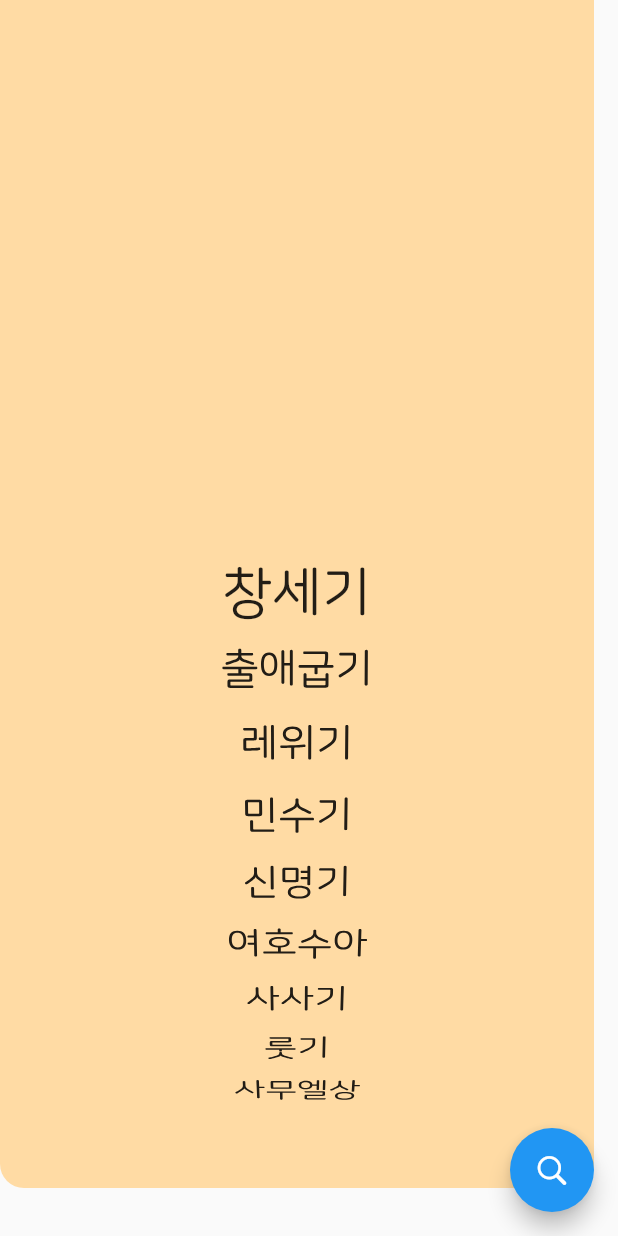
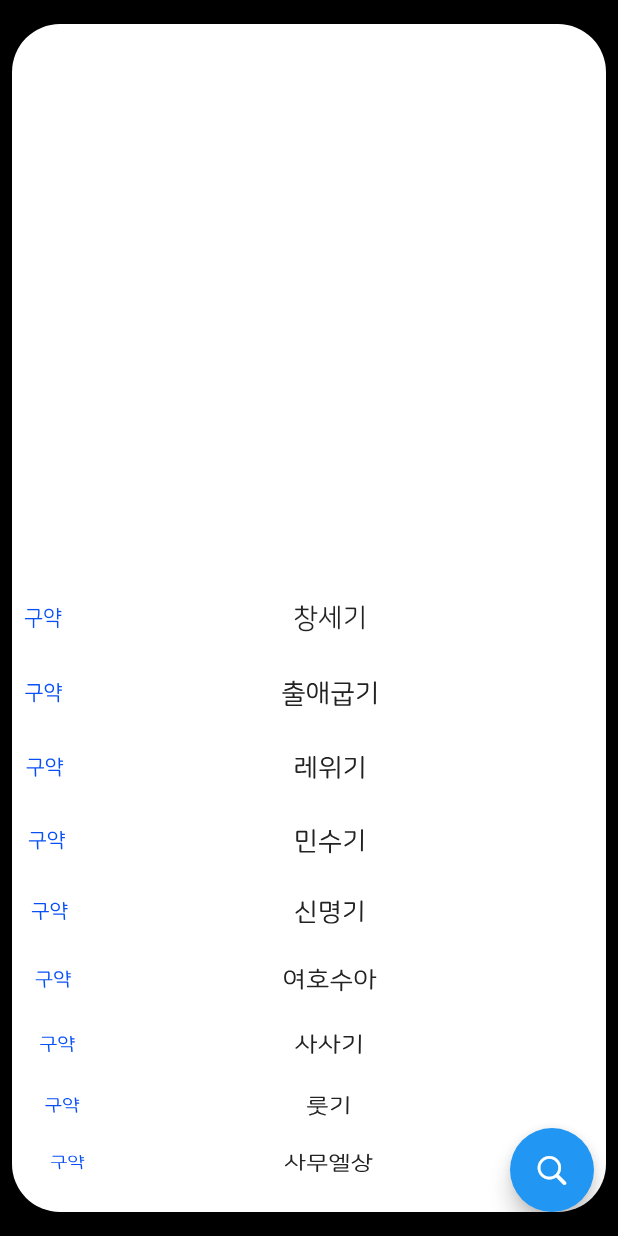
Before and after one commit to boring-km/nkrv_bible, a Flutter app: the BookSelectScreen screen opened directly, on a phone screen of 412 x 824 dp. Run offline on Flutter 3.47's test engine with Material 2 defaults, Android fonts, the phone set to English and light mode, and no system bars; our stand-ins replace get, logger.

Commit message:
[NB-03] 성경 책 선택 시 구약과 신약을 좀 더 구분하기

```diff
--- a/lib/main.dart
+++ b/lib/main.dart
@@ -1,6 +1,7 @@
 import 'package:flutter/material.dart';
 import 'package:get/get.dart';
 import 'package:nkrv_bible/screen/bible_screen.dart';
+import 'package:nkrv_bible/screen/book_select_screen.dart';
 import 'package:nkrv_bible/screen/intro_screen.dart';
 import 'package:nkrv_bible/screen/login_screen.dart';
 import 'package:nkrv_bible/screen/main_screen.dart';
@@ -23,12 +24,13 @@ class BibleApp extends StatelessWidget {
         backgroundColor: Colors.black,
       ),
       initialRoute: '/',
-      routes: {
-        '/': (context) => const IntroScreen(),
-        '/login': (context) => const LoginScreen(),
-        '/main': (context) => const MainScreen(),
-        '/bible': (context) => const BibleScreen(),
-      },
+      getPages: [
+        GetPage(name: '/', page: () => const IntroScreen()),
+        GetPage(name: '/login', page: () => const LoginScreen()),
+        GetPage(name: '/main', page: () => const MainScreen()),
+        GetPage(name: '/bible/select', page: () => const BookSelectScreen()),
+        GetPage(name: '/bible', page: () => const BibleScreen()),
+      ],
     );
   }
 }
--- a/lib/res/custom_colors.dart
+++ b/lib/res/custom_colors.dart
@@ -3,4 +3,6 @@ import 'package:flutter/material.dart';
 class CustomColors {
   static const Color beige = Color(0xffffdba4);
   static const Color grey = Color(0x79E5E5E5);
+  static const Color lightBlue = Color(0x80B0C9FF);
+  static const Color lightRed = Color(0x80ffabab);
 }
--- a/lib/screen/bible_screen.dart
+++ b/lib/screen/bible_screen.dart
@@ -8,7 +8,10 @@ import 'package:nkrv_bible/data/new_testament.dart';
 import 'package:nkrv_bible/data/old_testament.dart';
 
 class BibleScreen extends StatefulWidget {
-  const BibleScreen({Key? key}) : super(key: key);
+
+  final String? label;
+
+  const BibleScreen({Key? key, this.label}) : super(key: key);
 
   @override
   State createState() => _BibleScreenState();
@@ -36,7 +39,8 @@ class _BibleScreenState extends State<BibleScreen> {
   @override
   void initState() {
     Future.delayed(Duration.zero, () async {
-      await setBibleText('창세기');
+      longLabel = widget.label!;
+      await setBibleText(longLabel);
     });
     super.initState();
   }
--- a/lib/screen/book_select_screen.dart
+++ b/lib/screen/book_select_screen.dart
@@ -17,11 +17,28 @@ class _BookSelectScreenState extends State<BookSelectScreen> {
   final Logger logger = Logger();
   final base = 8.0;
   final baseAllPadding = const EdgeInsets.all(8.0);
-  static const bibleBookLength = 66;
+  static const oldBookLength = 39;
+  static const newBookLength = 27;
+  static const bibleBookLength = oldBookLength + newBookLength;
 
   List<bool> indexList = List<bool>.filled(bibleBookLength, false, growable: false);
-  List<String> textList = List<String>.filled(bibleBookLength, "", growable: false);
+  List<String> bookLabelList = List<String>.filled(bibleBookLength, "", growable: false);
   int selectedIndex = 0;
+
+  @override
+  void initState() {
+    setBookLabelList();
+    super.initState();
+  }
+
+  void setBookLabelList() {
+    for (var i = 0; i < oldBookLength; i++) {
+      bookLabelList[i] = OldTestament.values[i].label;
+    }
+    for (var i = 0; i < newBookLength; i++) {
+      bookLabelList[i+oldBookLength] = NewTestament.values[i].label;
+    }
+  }
 
   @override
   Widget build(BuildContext context) {
@@ -30,30 +47,28 @@ class _BookSelectScreenState extends State<BookSelectScreen> {
     double h = MediaQuery.of(context).size.height;
 
     var portraitView = Container(
-      decoration: const BoxDecoration(
-          color: CustomColors.beige,
-          borderRadius: BorderRadius.only(
-            bottomLeft: Radius.circular(16.0),
-            bottomRight: Radius.circular(16.0),
-          )
+      decoration: BoxDecoration(
+          color: Colors.white,
+          borderRadius: BorderRadius.all(Radius.circular(base * 4))
       ),
       width: w - base*2,
       height: h - base*4,
       child: buildListWheelScrollView(),
     );
     return Scaffold(
+      backgroundColor: Colors.black,
       body: SafeArea(
         child: Center(
           child: Stack(
             children: [
-              portraitView,
+              Center(child: portraitView),
               Align(
                 alignment: Alignment.bottomRight,
                 child: Padding(
                   padding: EdgeInsets.only(right: base * 2, bottom: base * 2),
                   child: FloatingActionButton(
                     onPressed: () {
-                      logger.d("hello: ${textList[selectedIndex]}");
+                      logger.d("hello: ${bookLabelList[selectedIndex]}");
                     },
                     child: const Icon(CupertinoIcons.search),
                   ),
@@ -69,9 +84,7 @@ class _BookSelectScreenState extends State<BookSelectScreen> {
   ListWheelScrollView buildListWheelScrollView() {
     return ListWheelScrollView(
       itemExtent: 50,
-      diameterRatio: 3,
-      useMagnifier: true,
-      magnification: 1.3,
+      diameterRatio: 6,
       onSelectedItemChanged: (index) {
         setState(() {
           for (int i = 0; i < bibleBookLength; i++) {
@@ -86,36 +99,44 @@ class _BookSelectScreenState extends State<BookSelectScreen> {
 
   List<Widget> buildList(EdgeInsets baseAllPadding) {
     var resultList = <Widget>[];
-    var list = [];
-    list.addAll(OldTestament.values);
-    list.addAll(NewTestament.values);
 
     for (int i = 0; i < bibleBookLength; i++) {
-      var item = list[i];
-      OldTestament? oldT = item is OldTestament ? item : null;
-      NewTestament? newT = oldT == null ? item : null;
-      String label = oldT != null ? oldT.label : newT!.label;
-      textList[i] = label;
+      String label = bookLabelList[i];
+      bool isOld = i < oldBookLength;
+
+      double defaultFontSize = 18;
+      String forwardLabel = isOld ? '구약' : '신약';
+      var forwardLabelColor = isOld ? Color(0xff074ff6) : Color(0xfffa1313);
+      var isSelected = indexList[i] == true;
+      var boxDecoration = const BoxDecoration();
+
+      if (isSelected) {
+        boxDecoration = BoxDecoration(
+          color: isOld ? CustomColors.lightBlue : CustomColors.lightRed,
+        );
+        defaultFontSize = 36;
+      }
 
       resultList.add(
-          indexList[i] == true ? Container(
-            decoration: const BoxDecoration(
-              color: Color(0xBEFFFFFF),
-            ),
-            height: 50,
+          Container(
+            decoration: boxDecoration,
             child: Center(
-              child: Text(
-                label,
-                style: const TextStyle(fontSize: 28),
-              ),
-            ),
-          ) : Container(
-            decoration: null,
-            height: 50,
-            child: Center(
-              child: Text(
-                label,
-                style: const TextStyle(fontSize: 28),
+              child: Row(
+                mainAxisAlignment: MainAxisAlignment.spaceBetween,
+                children: [
+                  Padding(
+                    padding: EdgeInsets.only(left: base),
+                    child: Text(
+                      forwardLabel,
+                      style: TextStyle(color: forwardLabelColor),
+                    ),
+                  ),
+                  Text(
+                    label,
+                    style: TextStyle(fontSize: defaultFontSize),
+                  ),
+                  const SizedBox(width: 5,)
+                ],
               ),
             ),
           )
--- a/lib/screen/main_screen.dart
+++ b/lib/screen/main_screen.dart
@@ -19,8 +19,8 @@ class MainScreen extends StatelessWidget {
               children: [
                 const Text("메인화면"),
                 ElevatedButton(onPressed: () {
-                  Get.toNamed('/bible');
-                }, child: const Text("성경 뷰어"),),
+                  Get.toNamed('/bible/select');
+                }, child: const Text("성경 보기"),),
               ],
             ),
           ),
```
